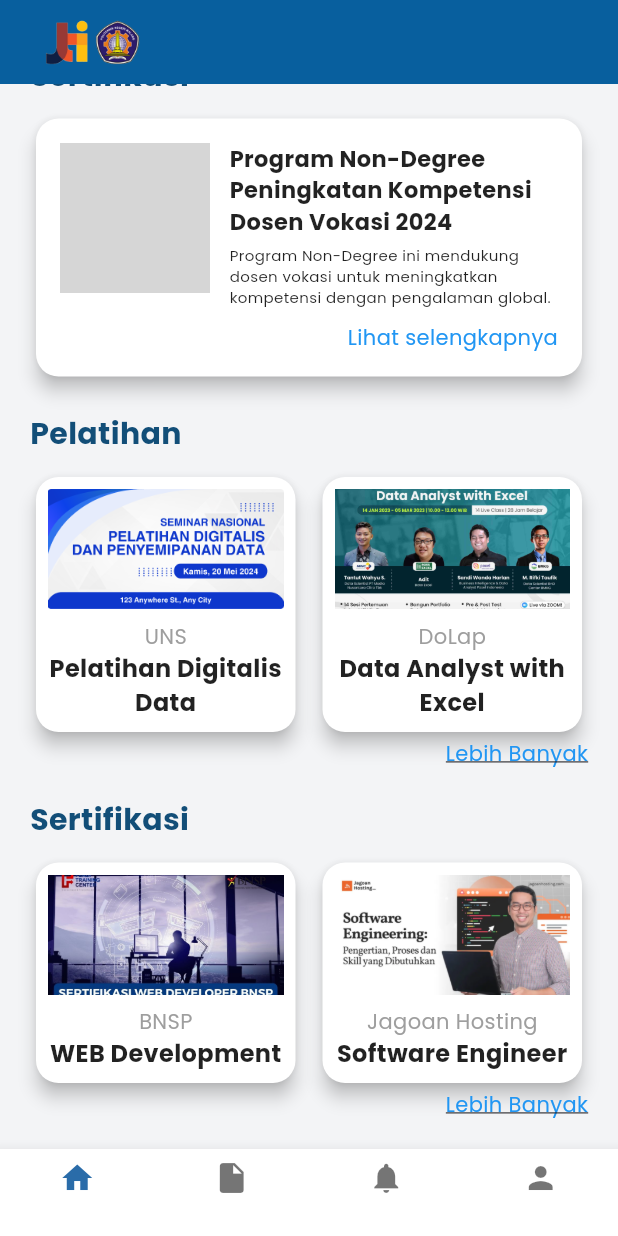
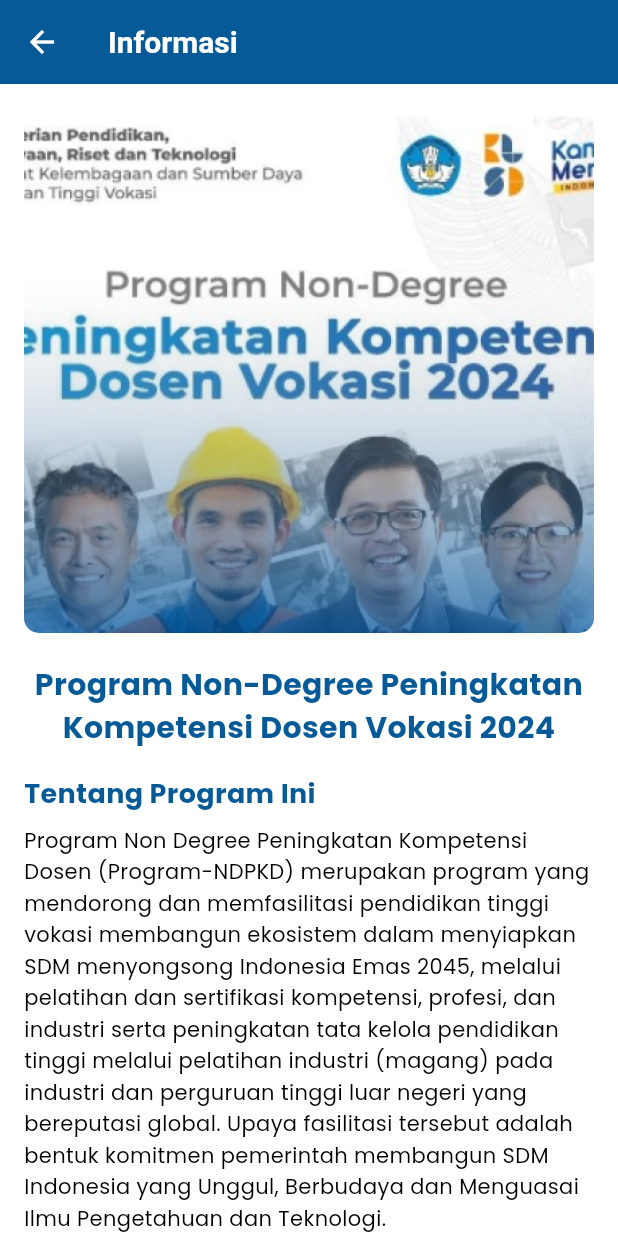
Before and after one commit to fitrianur2411/sipasti, a Flutter app: the HomePage screen opened directly with empty values, scrolled down 160 dp, after a tap on "Lihat selengkapnya", on a phone screen of 412 x 824 dp. Run offline on Flutter 3.47's test engine with Material 3 defaults, Android fonts, the phone set to English and light mode, and no system bars; our stand-ins replace file_picker, google_fonts, image_picker; grey boxes are pictures that could not be loaded.

Commit message:
Detail page

```diff
--- a/lib/home_page.dart
+++ b/lib/home_page.dart
@@ -4,6 +4,7 @@
 import 'PendataanPage.dart';
 import 'ProfilePage.dart';
 import 'notification_page.dart';
+import 'rekomendasidetalpage.dart';
 
 class HomePage extends StatefulWidget {
   final String username;
@@ -52,13 +53,15 @@
     } else if (index == 3) {
       Navigator.push(
         context,
-        MaterialPageRoute(builder: (context) => ProfilePage(
+        MaterialPageRoute(
+          builder: (context) => ProfilePage(
             onBackToHome: () {
               setState(() {
                 _selectedIndex = 0; // Kembali ke Home
               });
             },
-        )),
+          ),
+        ),
       );
     }
   }
@@ -194,7 +197,8 @@
                         Navigator.push(
                           context,
                           MaterialPageRoute(
-                              builder: (context) => const sertifikasilistpage()),
+                              builder: (context) =>
+                                  const sertifikasilistpage()),
                         );
                       },
                       child: const Text(
@@ -271,7 +275,12 @@
                     alignment: Alignment.centerRight,
                     child: InkWell(
                       onTap: () {
-                        // Add navigation logic here if needed
+                        Navigator.push(
+                          context,
+                          MaterialPageRoute(
+                              builder: (context) =>
+                                  const Rekomendasidetailpage()),
+                        );
                       },
                       child: const Text(
                         'Lihat selengkapnya',
--- /dev/null
+++ b/lib/rekomendasidetalpage.dart
@@ -0,0 +1,110 @@
+import 'package:flutter/material.dart';
+
+class Rekomendasidetailpage extends StatelessWidget {
+  const Rekomendasidetailpage({super.key});
+
+  @override
+  Widget build(BuildContext context) {
+    return Scaffold(
+      appBar: AppBar(
+        title: const Text(
+          "Informasi",
+          style: TextStyle(fontWeight: FontWeight.bold),
+        ),
+        backgroundColor: const Color.fromARGB(255, 6, 90, 151),
+        leading: IconButton(
+           icon: const Icon(
+            Icons.arrow_back,
+            color: Colors.white,
+          ),
+          onPressed: () {
+            Navigator.pop(context);
+          },
+        ),
+      ),
+      body: SingleChildScrollView(
+        padding: const EdgeInsets.all(16),
+        child: Column(
+          crossAxisAlignment: CrossAxisAlignment.start,
+          children: [
+            // Gambar Header
+            ClipRRect(
+              borderRadius: BorderRadius.circular(10),
+              child: Image.asset(
+                'assets/Rekomendasi.png',
+                height: 350,
+                width: 500,
+                fit: BoxFit.cover,
+              ),
+            ),
+            const SizedBox(height: 20),
+
+            // Judul Program
+            Center(
+              child: Text(
+                'Program Non-Degree Peningkatan Kompetensi Dosen Vokasi 2024',
+                textAlign: TextAlign.center,
+                style: const TextStyle(
+                  fontSize: 20,
+                  fontWeight: FontWeight.bold,
+                  color: Color.fromARGB(255, 6, 90, 151),
+                ),
+              ),
+            ),
+            const SizedBox(height: 16),
+
+            // Subjudul
+            const Text(
+              'Tentang Program Ini',
+              style: TextStyle(
+                fontSize: 18,
+                fontWeight: FontWeight.bold,
+                color:  Color.fromARGB(255, 6, 90, 151),
+              ),
+            ),
+            const SizedBox(height: 8),
+
+            // Deskripsi Program
+            const Text(
+              'Program Non Degree Peningkatan Kompetensi Dosen (Program-NDPKD) '
+              'merupakan program yang mendorong dan memfasilitasi pendidikan '
+              'tinggi vokasi membangun ekosistem dalam menyiapkan SDM menyongsong '
+              'Indonesia Emas 2045, melalui pelatihan dan sertifikasi kompetensi, '
+              'profesi, dan industri serta peningkatan tata kelola pendidikan tinggi melalui '
+              'pelatihan industri (magang) pada industri dan perguruan tinggi luar negeri yang '
+              'bereputasi global. Upaya fasilitasi tersebut adalah bentuk komitmen pemerintah '
+              'membangun SDM Indonesia yang Unggul, Berbudaya dan Menguasai Ilmu Pengetahuan '
+              'dan Teknologi.',
+              style: TextStyle(
+                fontSize: 14,
+                height: 1.5,
+                color: Colors.black,
+              ),
+            ),
+            const SizedBox(height: 30),
+
+            // Tombol Daftar Sekarang
+            Center(
+              child: ElevatedButton(
+                onPressed: () {
+                },
+                style: ElevatedButton.styleFrom(
+                  backgroundColor: const Color.fromARGB(255, 6, 90, 151),
+                  shape: RoundedRectangleBorder(
+                    borderRadius: BorderRadius.circular(8),
+                  ),
+                  padding:
+                      const EdgeInsets.symmetric(horizontal: 20, vertical: 12),
+                ),
+                child: const Text(
+                  'Daftar Sekarang',
+                  style: TextStyle(fontSize: 16, color: Colors.white),
+                ),
+              ),
+            ),
+          ],
+        ),
+      ),
+    );
+  }
+}
```
Also changed, not shown: assets/Rekomendasi.png (added). Lines whose indentation alone changed are shown as unchanged.
